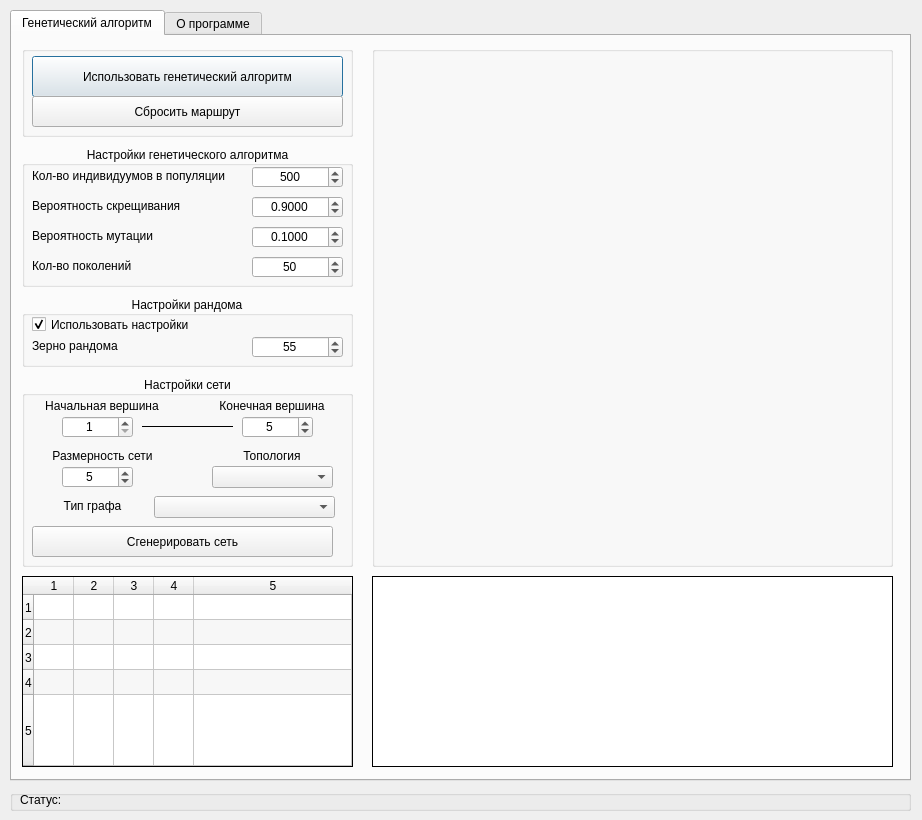
First picture: the form in L1/GUI.ui, repository BouRHooD/mpu_224-322_intelligent_systems_design, before the edit.
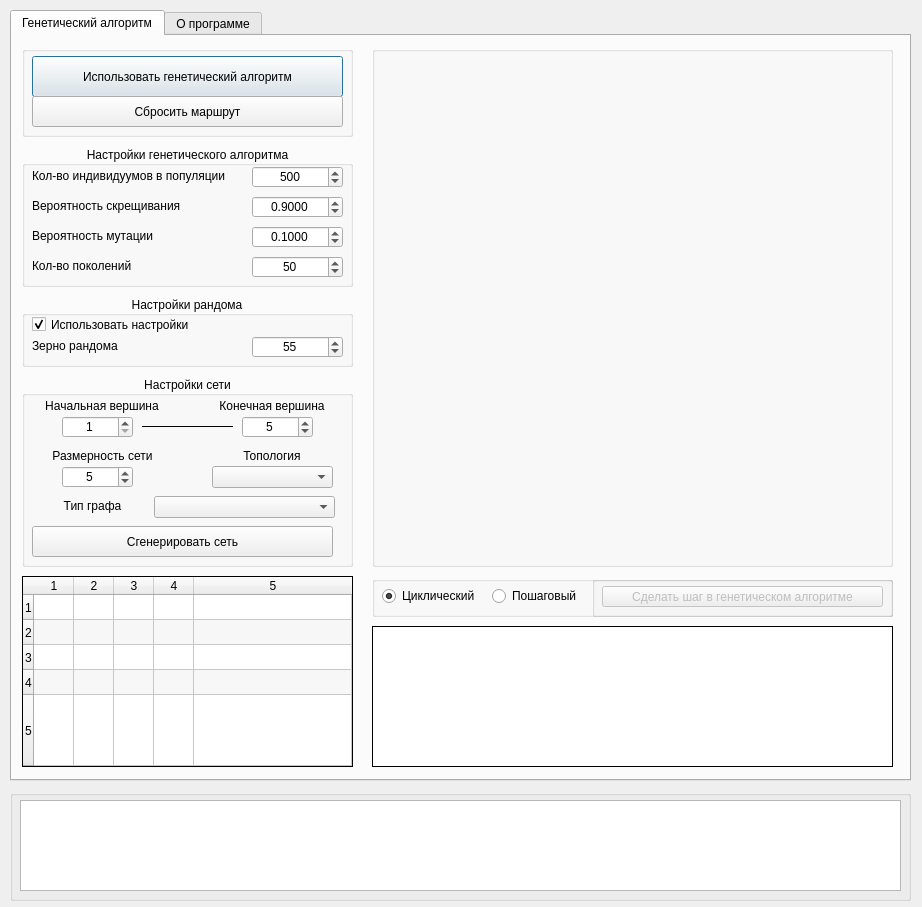
Second picture: the form after the edit.

Diff of the .ui file:
```diff
--- a/L1/GUI.ui
+++ b/L1/GUI.ui
@@ -10,7 +10,7 @@
     <x>0</x>
     <y>0</y>
     <width>922</width>
-    <height>820</height>
+    <height>907</height>
    </rect>
   </property>
   <property name="acceptDrops">
@@ -28,7 +28,7 @@
      <x>10</x>
      <y>790</y>
      <width>901</width>
-     <height>21</height>
+     <height>111</height>
     </rect>
    </property>
    <property name="mouseTracking">
@@ -46,18 +46,15 @@
    <property name="title">
     <string/>
    </property>
-   <widget class="QLabel" name="SystemMassage_Label">
+   <widget class="QTextBrowser" name="SystemMassage_TextBrowser">
     <property name="geometry">
      <rect>
       <x>10</x>
-      <y>0</y>
+      <y>10</y>
       <width>881</width>
-      <height>20</height>
+      <height>91</height>
      </rect>
     </property>
-    <property name="text">
-     <string>Статус:</string>
-    </property>
    </widget>
   </widget>
   <widget class="QTabWidget" name="tabWidget">
@@ -730,9 +727,9 @@
      <property name="geometry">
       <rect>
        <x>360</x>
-       <y>540</y>
+       <y>590</y>
        <width>521</width>
-       <height>191</height>
+       <height>141</height>
       </rect>
      </property>
      <property name="minimumSize">
@@ -826,6 +823,77 @@
       <bool>true</bool>
      </attribute>
     </widget>
+    <widget class="QGroupBox" name="groupBox_4">
+     <property name="geometry">
+      <rect>
+       <x>360</x>
+       <y>540</y>
+       <width>521</width>
+       <height>41</height>
+      </rect>
+     </property>
+     <property name="title">
+      <string/>
+     </property>
+     <widget class="QRadioButton" name="radioButton">
+      <property name="geometry">
+       <rect>
+        <x>10</x>
+        <y>10</y>
+        <width>111</width>
+        <height>20</height>
+       </rect>
+      </property>
+      <property name="text">
+       <string>Циклический</string>
+      </property>
+      <property name="checked">
+       <bool>true</bool>
+      </property>
+     </widget>
+     <widget class="QRadioButton" name="WorkType_RadioButton">
+      <property name="geometry">
+       <rect>
+        <x>120</x>
+        <y>10</y>
+        <width>95</width>
+        <height>20</height>
+       </rect>
+      </property>
+      <property name="text">
+       <string>Пошаговый</string>
+      </property>
+     </widget>
+     <widget class="QGroupBox" name="groupBox_8">
+      <property name="geometry">
+       <rect>
+        <x>220</x>
+        <y>0</y>
+        <width>301</width>
+        <height>41</height>
+       </rect>
+      </property>
+      <property name="title">
+       <string/>
+      </property>
+      <widget class="QPushButton" name="NextGeneration_PushButton">
+       <property name="enabled">
+        <bool>false</bool>
+       </property>
+       <property name="geometry">
+        <rect>
+         <x>10</x>
+         <y>10</y>
+         <width>281</width>
+         <height>21</height>
+        </rect>
+       </property>
+       <property name="text">
+        <string>Сделать шаг в генетическом алгоритме</string>
+       </property>
+      </widget>
+     </widget>
+    </widget>
    </widget>
    <widget class="QWidget" name="tab">
     <attribute name="title">
```
